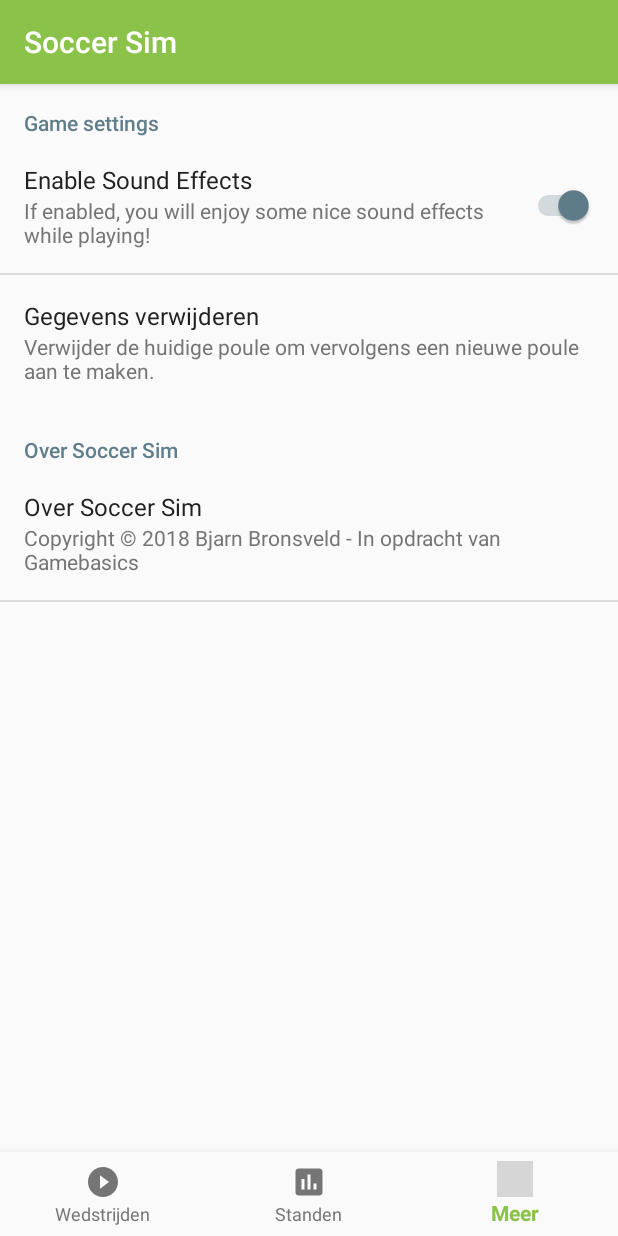
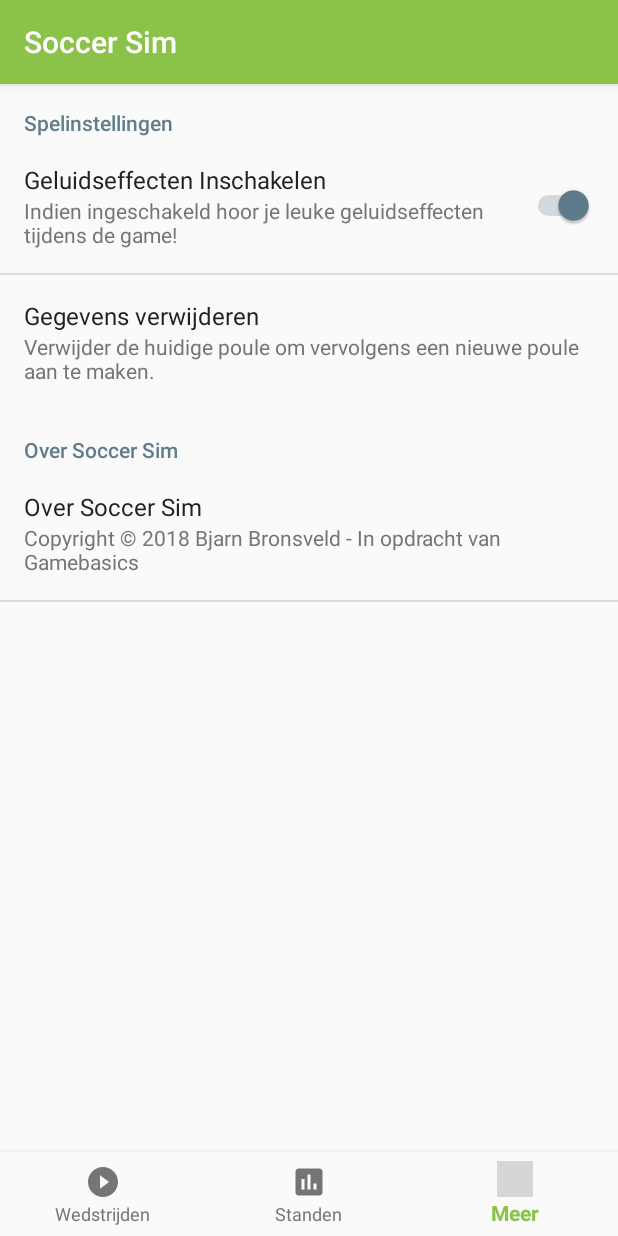
Before and after one commit to BjarnBronsveld/SoccerSim-Android, an Android app: the screen it shows after launch (MainActivity), item 3 of the bottom bar chosen, on a phone screen of 412 x 824 dp. Run offline under Robolectric (Android 15) with nearby library versions, the phone set to English and light mode, and no system bars; our stand-ins replace ButterKnife; libraries missing offline, so code that uses them is left out: com.robinhood.ticker, io.realm, io.realm.annotations; 17 statements that could not run were skipped; grey boxes are pictures that could not be loaded.

Commit message:
Added preferences strings to strings.xml

```diff
--- a/app/src/main/res/values/strings.xml
+++ b/app/src/main/res/values/strings.xml
@@ -32,6 +32,15 @@
     <string name="country_us">Verenigde Staten</string>
     <string name="country_ma">Marokko</string>
     <string name="country_es">Spanje</string>
+
+    <!-- Preference Strings -->
+    <string name="pref_sound_enabled_sum">Indien ingeschakeld hoor je leuke geluidseffecten tijdens de game!</string>
+    <string name="pref_sound_enabled_title">Geluidseffecten Inschakelen</string>
+    <string name="pref_reset_game_sum">Verwijder de huidige poule om vervolgens een nieuwe poule aan te maken.</string>
+    <string name="pref_reset_game_title">Gegevens verwijderen</string>
+    <string name="pref_copyright">Copyright © 2018 Bjarn Bronsveld - In opdracht van Gamebasics</string>
+    <string name="pref_about_title">Over Soccer Sim</string>
+    <string name="pref_game_settings_title">Spelinstellingen</string>
 
     <!-- Dialog Strings -->
     <string name="dialog_create_poule_btn">Poule Aanmaken</string>
--- a/app/src/main/res/xml/preferences.xml
+++ b/app/src/main/res/xml/preferences.xml
@@ -1,21 +1,21 @@
 <?xml version="1.0" encoding="utf-8"?>
 <PreferenceScreen xmlns:android="http://schemas.android.com/apk/res/android">
-    <PreferenceCategory android:title="Game settings">
+    <PreferenceCategory android:title="@string/pref_game_settings_title">
         <SwitchPreference
             android:key="pref_sound_enabled"
-            android:summary="If enabled, you will enjoy some nice sound effects while playing!"
-            android:title="Enable Sound Effects"
+            android:summary="@string/pref_sound_enabled_sum"
+            android:title="@string/pref_sound_enabled_title"
             android:defaultValue="true"/>
         <Preference
             android:key="reset_game"
-            android:summary="Verwijder de huidige poule om vervolgens een nieuwe poule aan te maken."
-            android:title="Gegevens verwijderen" />
+            android:summary="@string/pref_reset_game_sum"
+            android:title="@string/pref_reset_game_title" />
     </PreferenceCategory>
 
-    <PreferenceCategory android:title="Over Soccer Sim">
+    <PreferenceCategory android:title="@string/pref_about_title">
         <Preference
             android:key="about"
-            android:summary="Copyright © 2018 Bjarn Bronsveld - In opdracht van Gamebasics"
-            android:title="Over Soccer Sim" />
+            android:summary="@string/pref_copyright"
+            android:title="@string/pref_about_title" />
     </PreferenceCategory>
 </PreferenceScreen>
```
